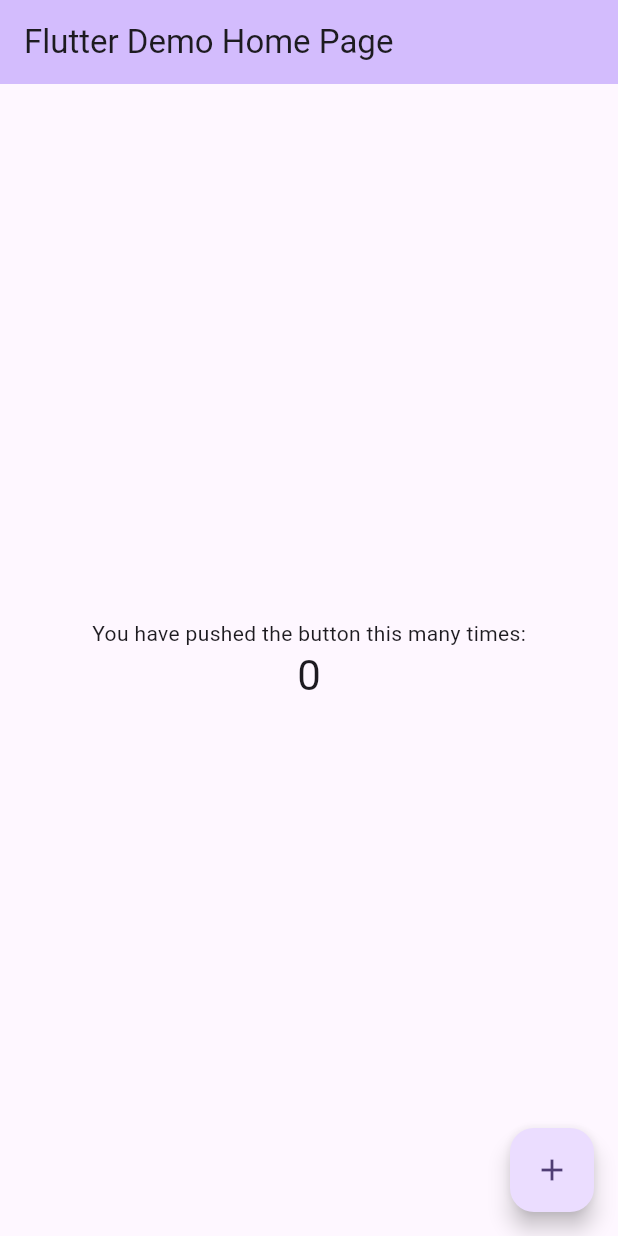
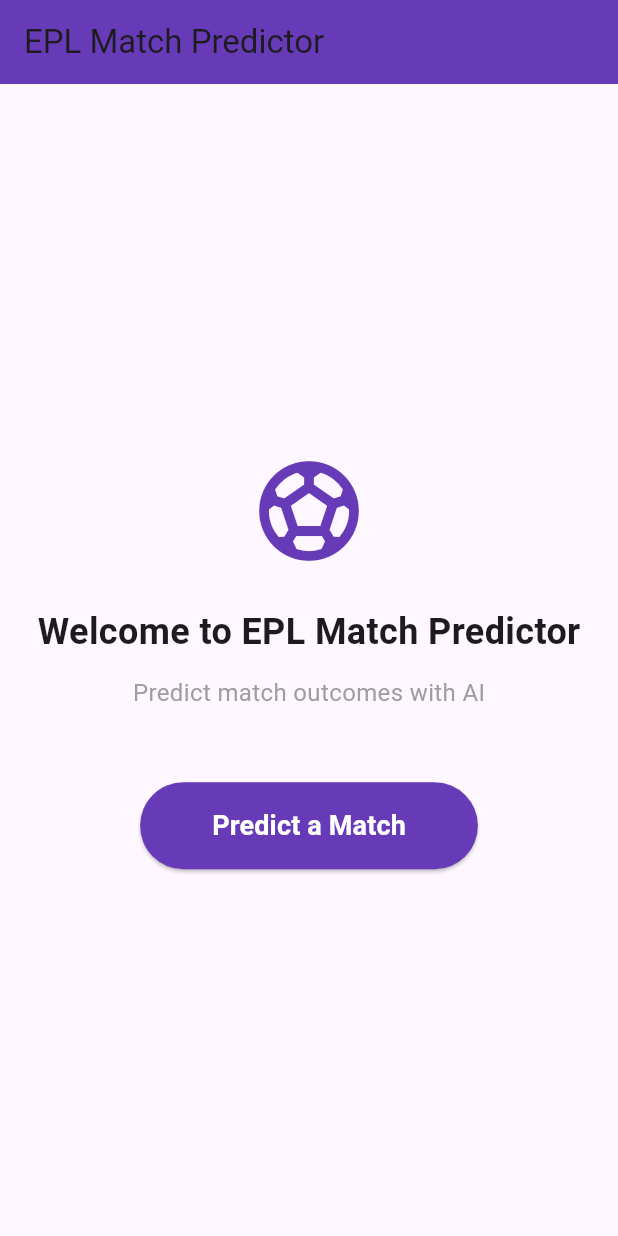
Before and after one commit to columbus0370/Internal, a Flutter app: the screen it shows after launch, on a phone screen of 412 x 824 dp. Run offline on Flutter 3.47's test engine with Material 3 defaults, Android fonts, the phone set to English and light mode, and no system bars.

```diff
--- /dev/null
+++ b/epl_match_simulator/lib/data/mock_teams.dart
@@ -0,0 +1,114 @@
+import '../models/team.dart';
+
+final mockTeams = [
+  Team(
+    id: '1',
+    name: 'Manchester United',
+    leagueRank: 2,
+    overallPower: 88,
+    attackPower: 85,
+    defensePower: 80,
+    ballControl: 52,
+    players: [
+      Player(name: 'David de Gea', position: 'GK', overallRating: 85, attackRating: 0, defenseRating: 90, passingRating: 80),
+      Player(name: 'Aaron Wan-Bissaka', position: 'RB', overallRating: 82, attackRating: 75, defenseRating: 88, passingRating: 80),
+      Player(name: 'Lisandro Martinez', position: 'CB', overallRating: 83, attackRating: 50, defenseRating: 88, passingRating: 85),
+      Player(name: 'Harry Maguire', position: 'CB', overallRating: 81, attackRating: 55, defenseRating: 87, passingRating: 80),
+      Player(name: 'Luke Shaw', position: 'LB', overallRating: 80, attackRating: 72, defenseRating: 82, passingRating: 83),
+      Player(name: 'Scott McTominay', position: 'CM', overallRating: 80, attackRating: 75, defenseRating: 80, passingRating: 78),
+      Player(name: 'Bruno Fernandes', position: 'CM', overallRating: 89, attackRating: 86, defenseRating: 76, passingRating: 92),
+      Player(name: 'Antony', position: 'RW', overallRating: 82, attackRating: 84, defenseRating: 72, passingRating: 81),
+      Player(name: 'Marcus Rashford', position: 'LW', overallRating: 85, attackRating: 88, defenseRating: 70, passingRating: 82),
+      Player(name: 'Alejandro Garnacho', position: 'CF', overallRating: 80, attackRating: 82, defenseRating: 68, passingRating: 80),
+      Player(name: 'Erling Haaland', position: 'ST', overallRating: 92, attackRating: 95, defenseRating: 65, passingRating: 85),
+    ],
+  ),
+  Team(
+    id: '2',
+    name: 'Liverpool',
+    leagueRank: 3,
+    overallPower: 86,
+    attackPower: 88,
+    defensePower: 83,
+    ballControl: 58,
+    players: [
+      Player(name: 'Alisson', position: 'GK', overallRating: 88, attackRating: 0, defenseRating: 92, passingRating: 85),
+      Player(name: 'Trent Alexander-Arnold', position: 'RB', overallRating: 84, attackRating: 78, defenseRating: 85, passingRating: 88),
+      Player(name: 'Virgil van Dijk', position: 'CB', overallRating: 89, attackRating: 55, defenseRating: 92, passingRating: 86),
+      Player(name: 'Joel Matip', position: 'CB', overallRating: 82, attackRating: 50, defenseRating: 86, passingRating: 83),
+      Player(name: 'Andy Robertson', position: 'LB', overallRating: 84, attackRating: 75, defenseRating: 86, passingRating: 85),
+      Player(name: 'Dominic Szoboszlai', position: 'CM', overallRating: 83, attackRating: 81, defenseRating: 78, passingRating: 86),
+      Player(name: 'Jordan Henderson', position: 'CM', overallRating: 82, attackRating: 76, defenseRating: 82, passingRating: 87),
+      Player(name: 'Luis Diaz', position: 'LW', overallRating: 85, attackRating: 87, defenseRating: 75, passingRating: 83),
+      Player(name: 'Mohamed Salah', position: 'RW', overallRating: 89, attackRating: 90, defenseRating: 73, passingRating: 86),
+      Player(name: 'Cody Gakpo', position: 'CF', overallRating: 81, attackRating: 83, defenseRating: 70, passingRating: 82),
+      Player(name: 'Darwin Nunez', position: 'ST', overallRating: 85, attackRating: 88, defenseRating: 72, passingRating: 80),
+    ],
+  ),
+  Team(
+    id: '3',
+    name: 'Arsenal',
+    leagueRank: 1,
+    overallPower: 90,
+    attackPower: 89,
+    defensePower: 86,
+    ballControl: 62,
+    players: [
+      Player(name: 'David Ramsdale', position: 'GK', overallRating: 84, attackRating: 0, defenseRating: 88, passingRating: 82),
+      Player(name: 'Ben White', position: 'RB', overallRating: 85, attackRating: 72, defenseRating: 88, passingRating: 86),
+      Player(name: 'William Saliba', position: 'CB', overallRating: 86, attackRating: 52, defenseRating: 89, passingRating: 84),
+      Player(name: 'Gabriel', position: 'CB', overallRating: 84, attackRating: 55, defenseRating: 88, passingRating: 82),
+      Player(name: 'Oleksandr Zinchenko', position: 'LB', overallRating: 83, attackRating: 76, defenseRating: 84, passingRating: 86),
+      Player(name: 'Declan Rice', position: 'CM', overallRating: 86, attackRating: 76, defenseRating: 86, passingRating: 87),
+      Player(name: 'Martin Odegaard', position: 'CM', overallRating: 87, attackRating: 84, defenseRating: 78, passingRating: 90),
+      Player(name: 'Bukayo Saka', position: 'RW', overallRating: 86, attackRating: 87, defenseRating: 75, passingRating: 85),
+      Player(name: 'Gabriel Martinelli', position: 'LW', overallRating: 84, attackRating: 86, defenseRating: 73, passingRating: 82),
+      Player(name: 'Kai Havertz', position: 'CF', overallRating: 85, attackRating: 85, defenseRating: 72, passingRating: 86),
+      Player(name: 'Gianluca Vialli', position: 'ST', overallRating: 88, attackRating: 90, defenseRating: 70, passingRating: 84),
+    ],
+  ),
+  Team(
+    id: '4',
+    name: 'Manchester City',
+    leagueRank: 1,
+    overallPower: 92,
+    attackPower: 91,
+    defensePower: 87,
+    ballControl: 68,
+    players: [
+      Player(name: 'Ederson', position: 'GK', overallRating: 89, attackRating: 0, defenseRating: 91, passingRating: 90),
+      Player(name: 'Kyle Walker', position: 'RB', overallRating: 86, attackRating: 75, defenseRating: 89, passingRating: 84),
+      Player(name: 'Manuel Akanji', position: 'CB', overallRating: 87, attackRating: 55, defenseRating: 90, passingRating: 85),
+      Player(name: 'Ruben Dias', position: 'CB', overallRating: 86, attackRating: 56, defenseRating: 89, passingRating: 84),
+      Player(name: 'Josko Gvardiol', position: 'LB', overallRating: 85, attackRating: 74, defenseRating: 87, passingRating: 86),
+      Player(name: 'Rodri', position: 'CM', overallRating: 91, attackRating: 80, defenseRating: 88, passingRating: 92),
+      Player(name: 'Ilkay Gundogan', position: 'CM', overallRating: 87, attackRating: 82, defenseRating: 82, passingRating: 89),
+      Player(name: 'Jack Grealish', position: 'LW', overallRating: 86, attackRating: 87, defenseRating: 76, passingRating: 87),
+      Player(name: 'Phil Foden', position: 'RW', overallRating: 88, attackRating: 89, defenseRating: 74, passingRating: 88),
+      Player(name: 'Julian Alvarez', position: 'CF', overallRating: 85, attackRating: 87, defenseRating: 71, passingRating: 84),
+      Player(name: 'Erling Haaland', position: 'ST', overallRating: 92, attackRating: 95, defenseRating: 65, passingRating: 85),
+    ],
+  ),
+  Team(
+    id: '5',
+    name: 'Chelsea',
+    leagueRank: 5,
+    overallPower: 82,
+    attackPower: 81,
+    defensePower: 78,
+    ballControl: 56,
+    players: [
+      Player(name: 'Robert Sanchez', position: 'GK', overallRating: 83, attackRating: 0, defenseRating: 85, passingRating: 82),
+      Player(name: 'Reece James', position: 'RB', overallRating: 84, attackRating: 78, defenseRating: 86, passingRating: 84),
+      Player(name: 'Thiago Silva', position: 'CB', overallRating: 84, attackRating: 52, defenseRating: 88, passingRating: 85),
+      Player(name: 'Wesley Fofana', position: 'CB', overallRating: 82, attackRating: 50, defenseRating: 85, passingRating: 81),
+      Player(name: 'Ben Chilwell', position: 'LB', overallRating: 81, attackRating: 76, defenseRating: 82, passingRating: 82),
+      Player(name: 'Moises Caicedo', position: 'CM', overallRating: 84, attackRating: 75, defenseRating: 84, passingRating: 86),
+      Player(name: 'Enzo Fernandez', position: 'CM', overallRating: 83, attackRating: 78, defenseRating: 80, passingRating: 87),
+      Player(name: 'Moisés Caicedo', position: 'LW', overallRating: 81, attackRating: 83, defenseRating: 72, passingRating: 81),
+      Player(name: 'Callum Hudson-Odoi', position: 'RW', overallRating: 80, attackRating: 82, defenseRating: 70, passingRating: 80),
+      Player(name: 'Conor Gallagher', position: 'CF', overallRating: 79, attackRating: 80, defenseRating: 72, passingRating: 80),
+      Player(name: 'Nicolas Jackson', position: 'ST', overallRating: 81, attackRating: 84, defenseRating: 68, passingRating: 78),
+    ],
+  ),
+];
--- a/epl_match_simulator/lib/main.dart
+++ b/epl_match_simulator/lib/main.dart
@@ -1,4 +1,6 @@
 import 'package:flutter/material.dart';
+import 'data/mock_teams.dart';
+import 'screens/team_selection_screen.dart';
 
 void main() {
   runApp(const MyApp());
@@ -7,119 +9,80 @@ void main() {
 class MyApp extends StatelessWidget {
   const MyApp({super.key});
 
-  // This widget is the root of your application.
   @override
   Widget build(BuildContext context) {
     return MaterialApp(
-      title: 'Flutter Demo',
+      title: 'EPL Match Predictor',
       theme: ThemeData(
-        // This is the theme of your application.
-        //
-        // TRY THIS: Try running your application with "flutter run". You'll see
-        // the application has a purple toolbar. Then, without quitting the app,
-        // try changing the seedColor in the colorScheme below to Colors.green
-        // and then invoke "hot reload" (save your changes or press the "hot
-        // reload" button in a Flutter-supported IDE, or press "r" if you used
-        // the command line to start the app).
-        //
-        // Notice that the counter didn't reset back to zero; the application
-        // state is not lost during the reload. To reset the state, use hot
-        // restart instead.
-        //
-        // This works for code too, not just values: Most code changes can be
-        // tested with just a hot reload.
         colorScheme: ColorScheme.fromSeed(seedColor: Colors.deepPurple),
         useMaterial3: true,
       ),
-      home: const MyHomePage(title: 'Flutter Demo Home Page'),
+      home: const HomeScreen(),
     );
   }
 }
 
-class MyHomePage extends StatefulWidget {
-  const MyHomePage({super.key, required this.title});
-
-  // This widget is the home page of your application. It is stateful, meaning
-  // that it has a State object (defined below) that contains fields that affect
-  // how it looks.
-
-  // This class is the configuration for the state. It holds the values (in this
-  // case the title) provided by the parent (in this case the App widget) and
-  // used by the build method of the State. Fields in a Widget subclass are
-  // always marked "final".
-
-  final String title;
-
-  @override
-  State<MyHomePage> createState() => _MyHomePageState();
-}
-
-class _MyHomePageState extends State<MyHomePage> {
-  int _counter = 0;
-
-  void _incrementCounter() {
-    setState(() {
-      // This call to setState tells the Flutter framework that something has
-      // changed in this State, which causes it to rerun the build method below
-      // so that the display can reflect the updated values. If we changed
-      // _counter without calling setState(), then the build method would not be
-      // called again, and so nothing would appear to happen.
-      _counter++;
-    });
-  }
+class HomeScreen extends StatelessWidget {
+  const HomeScreen({super.key});
 
   @override
   Widget build(BuildContext context) {
-    // This method is rerun every time setState is called, for instance as done
-    // by the _incrementCounter method above.
-    //
-    // The Flutter framework has been optimized to make rerunning build methods
-    // fast, so that you can just rebuild anything that needs updating rather
-    // than having to individually change instances of widgets.
     return Scaffold(
       appBar: AppBar(
-        // TRY THIS: Try changing the color here to a specific color (to
-        // Colors.amber, perhaps?) and trigger a hot reload to see the AppBar
-        // change color while the other colors stay the same.
-        backgroundColor: Theme.of(context).colorScheme.inversePrimary,
-        // Here we take the value from the MyHomePage object that was created by
-        // the App.build method, and use it to set our appbar title.
-        title: Text(widget.title),
+        title: const Text('EPL Match Predictor'),
+        backgroundColor: Colors.deepPurple,
       ),
       body: Center(
-        // Center is a layout widget. It takes a single child and positions it
-        // in the middle of the parent.
         child: Column(
-          // Column is also a layout widget. It takes a list of children and
-          // arranges them vertically. By default, it sizes itself to fit its
-          // children horizontally, and tries to be as tall as its parent.
-          //
-          // Column has various properties to control how it sizes itself and
-          // how it positions its children. Here we use mainAxisAlignment to
-          // center the children vertically; the main axis here is the vertical
-          // axis because Columns are vertical (the cross axis would be
-          // horizontal).
-          //
-          // TRY THIS: Invoke "debug painting" (choose the "Toggle Debug Paint"
-          // action in the IDE, or press "p" in the console), to see the
-          // wireframe for each widget.
           mainAxisAlignment: MainAxisAlignment.center,
-          children: <Widget>[
+          children: [
+            const Icon(
+              Icons.sports_soccer,
+              size: 80,
+              color: Colors.deepPurple,
+            ),
+            const SizedBox(height: 24),
             const Text(
-              'You have pushed the button this many times:',
+              'Welcome to EPL Match Predictor',
+              style: TextStyle(fontSize: 24, fontWeight: FontWeight.bold),
             ),
-            Text(
-              '$_counter',
-              style: Theme.of(context).textTheme.headlineMedium,
+            const SizedBox(height: 12),
+            const Text(
+              'Predict match outcomes with AI',
+              style: TextStyle(fontSize: 16, color: Colors.grey),
+            ),
+            const SizedBox(height: 48),
+            ElevatedButton(
+              onPressed: () {
+                Navigator.push(
+                  context,
+                  MaterialPageRoute(
+                    builder: (context) => TeamSelectionScreen(
+                      teams: mockTeams,
+                      onTeamsSelected: (homeTeam, awayTeam) {
+                        Navigator.pop(context);
+                        ScaffoldMessenger.of(context).showSnackBar(
+                          SnackBar(
+                            content: Text('${homeTeam.name} vs ${awayTeam.name}'),
+                          ),
+                        );
+                      },
+                    ),
+                  ),
+                );
+              },
+              style: ElevatedButton.styleFrom(
+                padding: const EdgeInsets.symmetric(horizontal: 48, vertical: 16),
+                backgroundColor: Colors.deepPurple,
+              ),
+              child: const Text(
+                'Predict a Match',
+                style: TextStyle(fontSize: 18, fontWeight: FontWeight.bold, color: Colors.white),
+              ),
             ),
           ],
         ),
       ),
-      floatingActionButton: FloatingActionButton(
-        onPressed: _incrementCounter,
-        tooltip: 'Increment',
-        child: const Icon(Icons.add),
-      ), // This trailing comma makes auto-formatting nicer for build methods.
     );
   }
 }
```
Also changed, not shown: epl_match_simulator/lib/models/team.dart (added, +39 -0 lines), epl_match_simulator/lib/screens/team_selection_screen.dart (added, +174 -0 lines).
